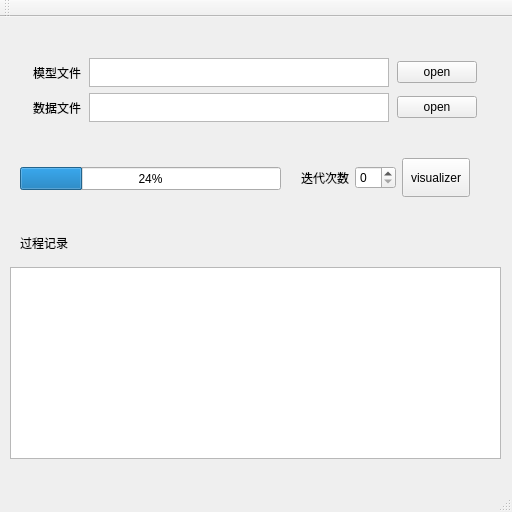
Qt form pcl-qt_widgets/src/mainwindow.ui (isnow4ever/pcl) before a commit.
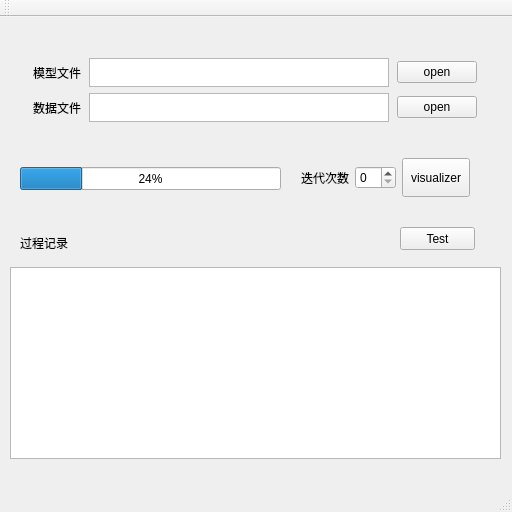
The same form after that commit.

Commit message: functions reconstruction...

Diff of the .ui file:
```diff
--- a/pcl-qt_widgets/src/mainwindow.ui
+++ b/pcl-qt_widgets/src/mainwindow.ui
@@ -209,6 +209,19 @@
      <string>过程记录</string>
     </property>
    </widget>
+   <widget class="QPushButton" name="pushButton_4">
+    <property name="geometry">
+     <rect>
+      <x>400</x>
+      <y>210</y>
+      <width>75</width>
+      <height>23</height>
+     </rect>
+    </property>
+    <property name="text">
+     <string>Test</string>
+    </property>
+   </widget>
   </widget>
   <widget class="QMenuBar" name="menuBar">
    <property name="geometry">
```
The commit also changes 2 other files.
